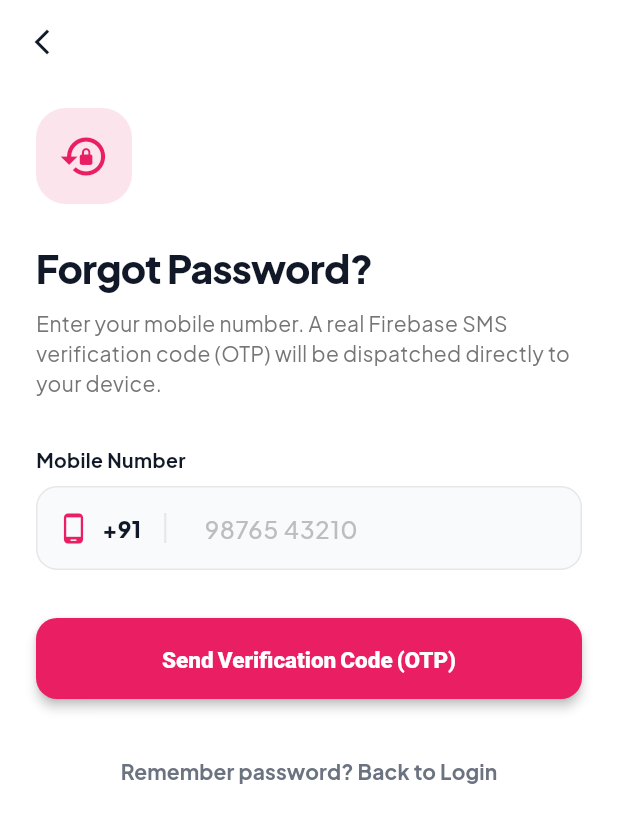
After one commit to Areef-uddin/ecommerce-customerapp, a Flutter app: the ForgotPasswordView screen opened by its route, on a phone screen of 412 x 824 dp. The commit adds this screen. Shown: the top 823 px of the screen. Run offline on Flutter 3.47's test engine with Material 3 defaults, Android fonts, the phone set to English and light mode, and no system bars; our stand-ins replace dio, get, google_fonts, shared_preferences; missing offline and left inert: dart:js, dart:js_util; accounts and stored records are empty; network calls fail.

Commit message:
Add ForgotPassword screen with real Firebase phone OTP, fix Google Sign In/Up direct flow, and fix Cart and Wishlist live sync

```diff
--- a/lib/core/routes/app_pages.dart
+++ b/lib/core/routes/app_pages.dart
@@ -3,6 +3,7 @@ import 'app_routes.dart';
 import '../../features/auth/views/splash_view.dart';
 import '../../features/auth/views/onboarding_view.dart';
 import '../../features/auth/views/login_view.dart';
+import '../../features/auth/views/forgot_password_view.dart';
 import '../../features/auth/views/otp_verification_view.dart';
 import '../../features/home/views/main_navigation_view.dart';
 import '../../features/category/views/category_view.dart';
@@ -28,6 +29,7 @@ class AppPages {
     GetPage(name: AppRoutes.splash, page: () => const SplashView()),
     GetPage(name: AppRoutes.onboarding, page: () => const OnboardingView()),
     GetPage(name: AppRoutes.login, page: () => const LoginView()),
+    GetPage(name: AppRoutes.forgotPassword, page: () => const ForgotPasswordView()),
     GetPage(name: AppRoutes.otp, page: () => const OtpVerificationView()),
     GetPage(name: AppRoutes.home, page: () => const MainNavigationView()),
     GetPage(name: AppRoutes.category, page: () => const CategoryView()),
--- a/lib/core/routes/app_routes.dart
+++ b/lib/core/routes/app_routes.dart
@@ -2,6 +2,7 @@ abstract class AppRoutes {
   static const splash = '/splash';
   static const onboarding = '/onboarding';
   static const login = '/login';
+  static const forgotPassword = '/forgot-password';
   static const otp = '/otp';
   static const home = '/home';
   static const category = '/category';
--- a/lib/core/services/web_auth_stub.dart
+++ b/lib/core/services/web_auth_stub.dart
@@ -1,6 +1,13 @@
 import 'dart:async';
 
 Future<Map<String, dynamic>?> triggerFirebaseGoogleSignIn() async {
-  // Stub for non-web platforms (Android, iOS)
   return null;
 }
+
+Future<bool> sendFirebasePhoneOtp(String phoneNumber) async {
+  return false;
+}
+
+Future<Map<String, dynamic>?> verifyFirebasePhoneOtp(String code) async {
+  return null;
+}
--- a/lib/core/services/web_auth_web.dart
+++ b/lib/core/services/web_auth_web.dart
@@ -2,11 +2,17 @@ import 'dart:async';
 import 'dart:convert';
 import 'dart:js' as js;
 import 'dart:js_util' as js_util;
+import 'package:flutter/foundation.dart';
 
 Future<Map<String, dynamic>?> triggerFirebaseGoogleSignIn() async {
   try {
-    if (js.context.hasProperty('signInWithGoogleFirebase')) {
+    if (!js.context.hasProperty('signInWithGoogleFirebase')) {
+      throw 'Firebase Auth is still initializing. Please refresh your browser tab (Ctrl+F5).';
+    }
     final promise = js.context.callMethod('signInWithGoogleFirebase');
+    if (promise == null) {
+      throw 'Google Sign-In could not be started. Please reload the browser tab.';
+    }
     final result = await js_util.promiseToFuture(promise);
     if (result != null) {
       if (result is String) {
@@ -14,10 +20,43 @@ Future<Map<String, dynamic>?> triggerFirebaseGoogleSignIn() async {
       }
       return Map<String, dynamic>.from(result as Map);
     }
-    }
   } catch (e) {
-    // Re-throw so the caller can display the specific Firebase error
+    debugPrint('Firebase Google Sign-In error: $e');
     rethrow;
   }
   return null;
 }
+
+Future<bool> sendFirebasePhoneOtp(String phoneNumber) async {
+  try {
+    if (!js.context.hasProperty('sendFirebasePhoneOtp')) {
+      throw 'Firebase Phone Auth is not ready on this page.';
+    }
+    final promise = js.context.callMethod('sendFirebasePhoneOtp', [phoneNumber]);
+    if (promise == null) throw 'Failed to initiate Firebase Phone Auth.';
+    final res = await js_util.promiseToFuture(promise);
+    return res != null;
+  } catch (e) {
+    debugPrint('Firebase send phone OTP error: $e');
+    rethrow;
+  }
+}
+
+Future<Map<String, dynamic>?> verifyFirebasePhoneOtp(String code) async {
+  try {
+    if (!js.context.hasProperty('verifyFirebasePhoneOtp')) {
+      throw 'Firebase Phone Auth is not ready on this page.';
+    }
+    final promise = js.context.callMethod('verifyFirebasePhoneOtp', [code]);
+    if (promise == null) throw 'Failed to verify Firebase OTP.';
+    final res = await js_util.promiseToFuture(promise);
+    if (res != null) {
+      if (res is String) return jsonDecode(res) as Map<String, dynamic>;
+      return Map<String, dynamic>.from(res as Map);
+    }
+  } catch (e) {
+    debugPrint('Firebase verify phone OTP error: $e');
+    rethrow;
+  }
+  return null;
+}
--- /dev/null
+++ b/lib/features/auth/views/forgot_password_view.dart
@@ -0,0 +1,192 @@
+import 'package:flutter/material.dart';
+import 'package:get/get.dart';
+import '../../../core/constants/app_colors.dart';
+import '../controllers/auth_controller.dart';
+
+class ForgotPasswordView extends StatefulWidget {
+  const ForgotPasswordView({super.key});
+
+  @override
+  State<ForgotPasswordView> createState() => _ForgotPasswordViewState();
+}
+
+class _ForgotPasswordViewState extends State<ForgotPasswordView> {
+  final TextEditingController _phoneCtrl = TextEditingController();
+
+  @override
+  void dispose() {
+    _phoneCtrl.dispose();
+    super.dispose();
+  }
+
+  @override
+  Widget build(BuildContext context) {
+    final controller = Get.find<AuthController>();
+
+    return Scaffold(
+      backgroundColor: Colors.white,
+      appBar: AppBar(
+        backgroundColor: Colors.white,
+        elevation: 0,
+        leading: IconButton(
+          icon: const Icon(Icons.arrow_back_ios_new, size: 20, color: AppColors.textPrimary),
+          onPressed: () => Get.back(),
+        ),
+      ),
+      body: SafeArea(
+        child: SingleChildScrollView(
+          padding: const EdgeInsets.symmetric(horizontal: 24, vertical: 16),
+          child: Column(
+            crossAxisAlignment: CrossAxisAlignment.start,
+            children: [
+              // Icon Header
+              Container(
+                width: 64,
+                height: 64,
+                decoration: BoxDecoration(
+                  color: const Color(0xFFFCE4EC),
+                  borderRadius: BorderRadius.circular(20),
+                ),
+                child: const Icon(Icons.lock_reset, size: 34, color: AppColors.primary),
+              ),
+              const SizedBox(height: 24),
+
+              const Text(
+                'Forgot Password?',
+                style: TextStyle(
+                  fontSize: 26,
+                  fontWeight: FontWeight.w900,
+                  color: AppColors.textPrimary,
+                  letterSpacing: -0.5,
+                ),
+              ),
+              const SizedBox(height: 8),
+              Text(
+                'Enter your mobile number. A real Firebase SMS verification code (OTP) will be dispatched directly to your device.',
+                style: TextStyle(
+                  fontSize: 14,
+                  color: Colors.grey.shade600,
+                  height: 1.45,
+                ),
+              ),
+              const SizedBox(height: 32),
+
+              // Phone Number Input
+              const Text(
+                'Mobile Number',
+                style: TextStyle(
+                  fontSize: 13,
+                  fontWeight: FontWeight.w700,
+                  color: AppColors.textPrimary,
+                ),
+              ),
+              const SizedBox(height: 8),
+              TextField(
+                controller: _phoneCtrl,
+                keyboardType: TextInputType.phone,
+                style: const TextStyle(fontWeight: FontWeight.w700, fontSize: 16, letterSpacing: 0.5),
+                decoration: InputDecoration(
+                  prefixIcon: const Padding(
+                    padding: EdgeInsets.symmetric(horizontal: 14),
+                    child: Row(
+                      mainAxisSize: MainAxisSize.min,
+                      children: [
+                        Icon(Icons.phone_android, color: AppColors.primary, size: 22),
+                        SizedBox(width: 8),
+                        Text(
+                          '+91',
+                          style: TextStyle(fontWeight: FontWeight.w800, fontSize: 15, color: AppColors.textPrimary),
+                        ),
+                        SizedBox(width: 8),
+                        SizedBox(
+                          height: 20,
+                          child: VerticalDivider(color: Color(0xFFE5E7EB), thickness: 1.5),
+                        ),
+                      ],
+                    ),
+                  ),
+                  hintText: '98765 43210',
+                  hintStyle: TextStyle(color: Colors.grey.shade400, fontWeight: FontWeight.w500),
+                  filled: true,
+                  fillColor: const Color(0xFFF9FAFB),
+                  border: OutlineInputBorder(
+                    borderRadius: BorderRadius.circular(14),
+                    borderSide: const BorderSide(color: Color(0xFFE5E7EB)),
+                  ),
+                  enabledBorder: OutlineInputBorder(
+                    borderRadius: BorderRadius.circular(14),
+                    borderSide: const BorderSide(color: Color(0xFFE5E7EB)),
+                  ),
+                  focusedBorder: OutlineInputBorder(
+                    borderRadius: BorderRadius.circular(14),
+                    borderSide: const BorderSide(color: AppColors.primary, width: 1.8),
+                  ),
+                  contentPadding: const EdgeInsets.symmetric(horizontal: 16, vertical: 16),
+                ),
+              ),
+              const SizedBox(height: 32),
+
+              // Send Verification Button
+              Obx(
+                () => SizedBox(
+                  width: double.infinity,
+                  height: 54,
+                  child: ElevatedButton(
+                    onPressed: controller.isLoading.value
+                        ? null
+                        : () {
+                            final raw = _phoneCtrl.text.trim();
+                            if (raw.isEmpty || raw.length < 10) {
+                              Get.snackbar(
+                                'Invalid Mobile',
+                                'Please enter a valid 10-digit mobile number.',
+                                backgroundColor: Colors.amber.shade800,
+                                colorText: Colors.white,
+                              );
+                              return;
+                            }
+                            final fullNumber = raw.startsWith('+') ? raw : '+91$raw';
+                            controller.sendPhoneOtp(fullNumber);
+                          },
+                    style: ElevatedButton.styleFrom(
+                      backgroundColor: AppColors.primary,
+                      foregroundColor: Colors.white,
+                      shape: RoundedRectangleBorder(borderRadius: BorderRadius.circular(14)),
+                      elevation: 3,
+                    ),
+                    child: controller.isLoading.value
+                        ? const SizedBox(
+                            width: 22,
+                            height: 22,
+                            child: CircularProgressIndicator(color: Colors.white, strokeWidth: 2.5),
+                          )
+                        : const Text(
+                            'Send Verification Code (OTP)',
+                            style: TextStyle(fontWeight: FontWeight.w800, fontSize: 15),
+                          ),
+                  ),
+                ),
+              ),
+              const SizedBox(height: 24),
+
+              // Back to Login link
+              Center(
+                child: TextButton(
+                  onPressed: () => Get.back(),
+                  child: const Text(
+                    'Remember password? Back to Login',
+                    style: TextStyle(
+                      color: AppColors.textSecondary,
+                      fontWeight: FontWeight.w700,
+                      fontSize: 14,
+                    ),
+                  ),
+                ),
+              ),
+            ],
+          ),
+        ),
+      ),
+    );
+  }
+}
--- a/lib/features/product/views/product_detail_view.dart
+++ b/lib/features/product/views/product_detail_view.dart
@@ -41,11 +41,7 @@ class _ProductDetailViewState extends State<ProductDetailView> {
               );
             }),
             onPressed: () {
-              final p = controller.currentProduct.value;
-              if (p != null) {
-                p.isWishlisted = !p.isWishlisted;
-                controller.currentProduct.refresh();
-              }
+              controller.toggleWishlist();
             },
           ),
         ],
```
Also changed, not shown: lib/features/auth/controllers/auth_controller.dart (+79 -206 lines), lib/features/auth/views/login_view.dart (+5 -5 lines), lib/features/auth/views/otp_verification_view.dart (+11 -1 lines), lib/features/cart/views/cart_view.dart (+17 -2 lines), lib/features/home/views/main_navigation_view.dart (+14 -1 lines), lib/features/product/controllers/product_controller.dart (+50 -2 lines), lib/features/wishlist/views/wishlist_view.dart (+17 -2 lines), 1 other file. Lines whose indentation alone changed are shown as unchanged.
